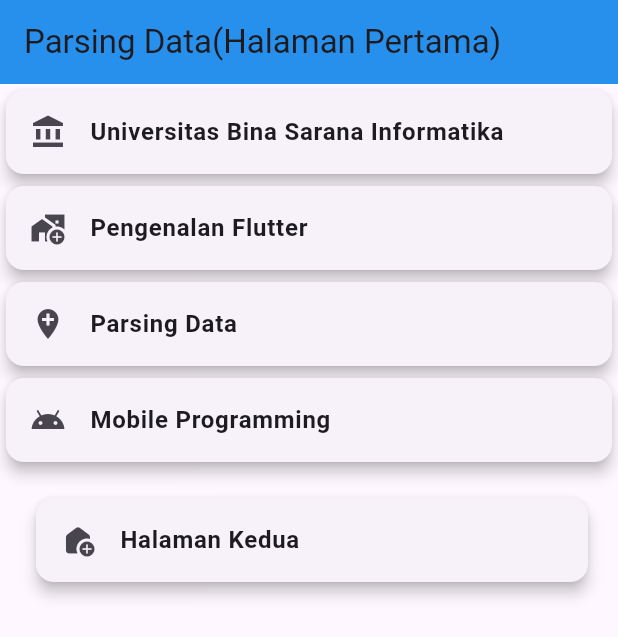
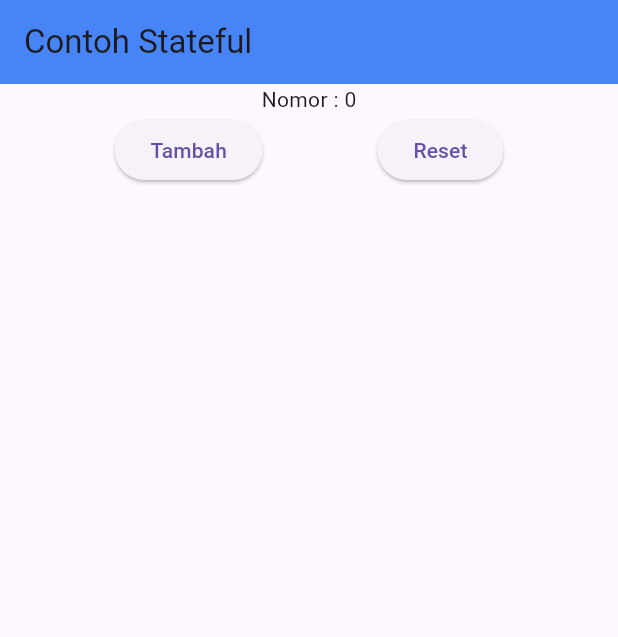
Before and after one commit to frrrAn23/mobile-p-1, a Flutter app: the screen it shows after launch, on a phone screen of 412 x 824 dp. Shown: the top 637 px of the screen. Run offline on Flutter 3.47's test engine with Material 3 defaults, Android fonts, the phone set to English and light mode, and no system bars.

Commit message:
Pertemuan 6 - Membuat contoh_stateless.dart dan contoh_stateful.dart

```diff
--- /dev/null
+++ b/lib/contoh_stateful.dart
@@ -0,0 +1,48 @@
+import 'package:flutter/material.dart';
+
+class ContohStateful extends StatefulWidget {
+  const ContohStateful({super.key});
+
+  @override
+  State<ContohStateful> createState() => _ContohStatefulState();
+}
+
+class _ContohStatefulState extends State<ContohStateful> {
+  int counter = 0; // Variabel counter yang dapat diubah
+
+  @override
+  Widget build(BuildContext context) {
+    return Scaffold(
+      appBar: AppBar(title: const Text("Contoh Stateful"),
+      backgroundColor: Colors.blueAccent,
+        elevation: 4,
+      ),
+      body: Column(
+        children: [
+          Text("Nomor : $counter"), // Menampilkan nilai counter
+          Row(
+            mainAxisAlignment: MainAxisAlignment.spaceEvenly,
+            children: [
+              ElevatedButton(
+                onPressed: () {
+                  setState(() {
+                    counter++; // Mengubah nilai counter dan memperbarui tampilan
+                  });
+                },
+                child: const Text("Tambah"),
+              ),
+              ElevatedButton(
+                onPressed: () {
+                  setState(() {
+                    counter = 0; // Mengatur counter ke 0 dan memperbarui tampilan
+                  });
+                },
+                child: const Text("Reset"),
+              ),
+            ],
+          ),
+        ],
+      ),
+    );
+  }
+}
--- a/lib/main.dart
+++ b/lib/main.dart
@@ -1,5 +1,5 @@
 import 'package:flutter/material.dart';
-import './parsing.dart';
+import './contoh_stateful.dart';
 
 void main() {
   runApp(const MyApp());
@@ -13,7 +13,7 @@
   Widget build(BuildContext context) {
     return MaterialApp(
       title: 'Flutter Demo',
-      home: Parsing(),
+      home: ContohStateful(),
     );
   }
 }
```
Also changed, not shown: lib/contoh_stateless.dart (added, +38 -0 lines).
